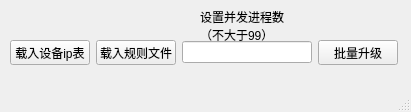
Above: test.ui from mofan1979/raisecom-itn-auto-upgrade before the change. Below: the same form after it.
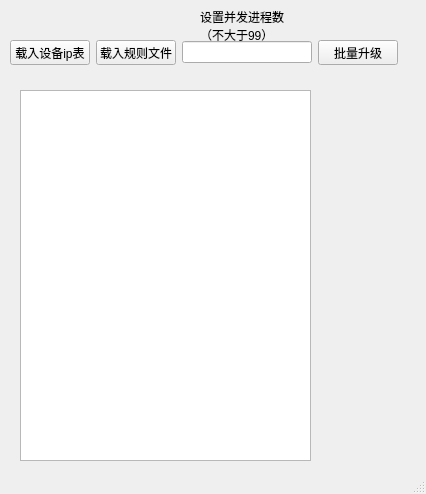
That is the form after the change.

Commit message: add my_ip_hosts text-edit field

Diff of the .ui file:
```diff
--- a/test.ui
+++ b/test.ui
@@ -6,8 +6,8 @@
    <rect>
     <x>0</x>
     <y>0</y>
-    <width>411</width>
-    <height>112</height>
+    <width>426</width>
+    <height>494</height>
    </rect>
   </property>
   <property name="windowTitle">
@@ -79,6 +79,16 @@
      <bool>true</bool>
     </property>
    </widget>
+   <widget class="QPlainTextEdit" name="hosts">
+    <property name="geometry">
+     <rect>
+      <x>20</x>
+      <y>90</y>
+      <width>291</width>
+      <height>371</height>
+     </rect>
+    </property>
+   </widget>
   </widget>
   <widget class="QStatusBar" name="statusbar"/>
  </widget>
```
Left out of the diff: 17 changed lines with no effect on the pictures. The commit also changes 2 other files.
